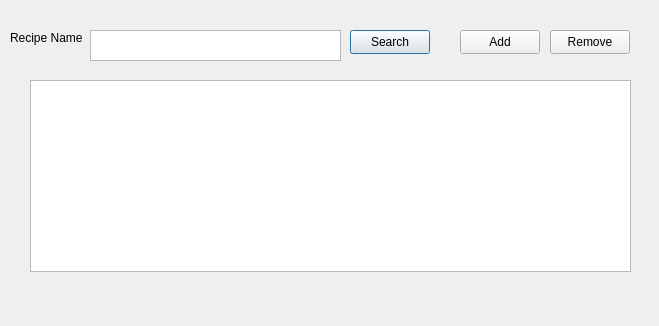
This is recipe.ui in khooinguyeen/FoodManagementSystem as Qt 5 draws it before an edit. The edited form follows.
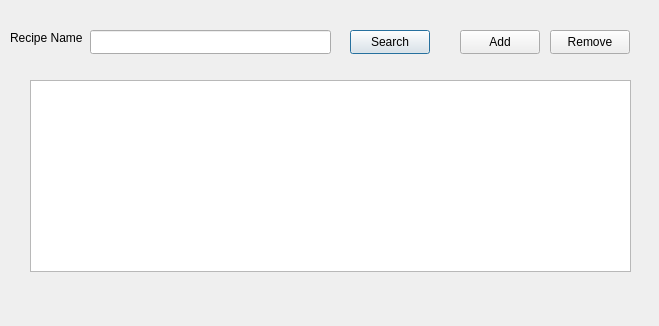
This is the edited form.

Commit message: feat: complete recipe feature

```diff
--- a/recipe.ui
+++ b/recipe.ui
@@ -26,16 +26,6 @@
     <string>Recipe Name</string>
    </property>
   </widget>
-  <widget class="QTextEdit" name="txtRecipe">
-   <property name="geometry">
-    <rect>
-     <x>90</x>
-     <y>30</y>
-     <width>251</width>
-     <height>31</height>
-    </rect>
-   </property>
-  </widget>
   <widget class="QPushButton" name="btnSearch">
    <property name="geometry">
     <rect>
@@ -85,6 +75,16 @@
     </rect>
    </property>
   </widget>
+  <widget class="QLineEdit" name="txtRecipe">
+   <property name="geometry">
+    <rect>
+     <x>90</x>
+     <y>30</y>
+     <width>241</width>
+     <height>24</height>
+    </rect>
+   </property>
+  </widget>
  </widget>
  <resources/>
  <connections/>
```
The commit also changes 5 other files.
